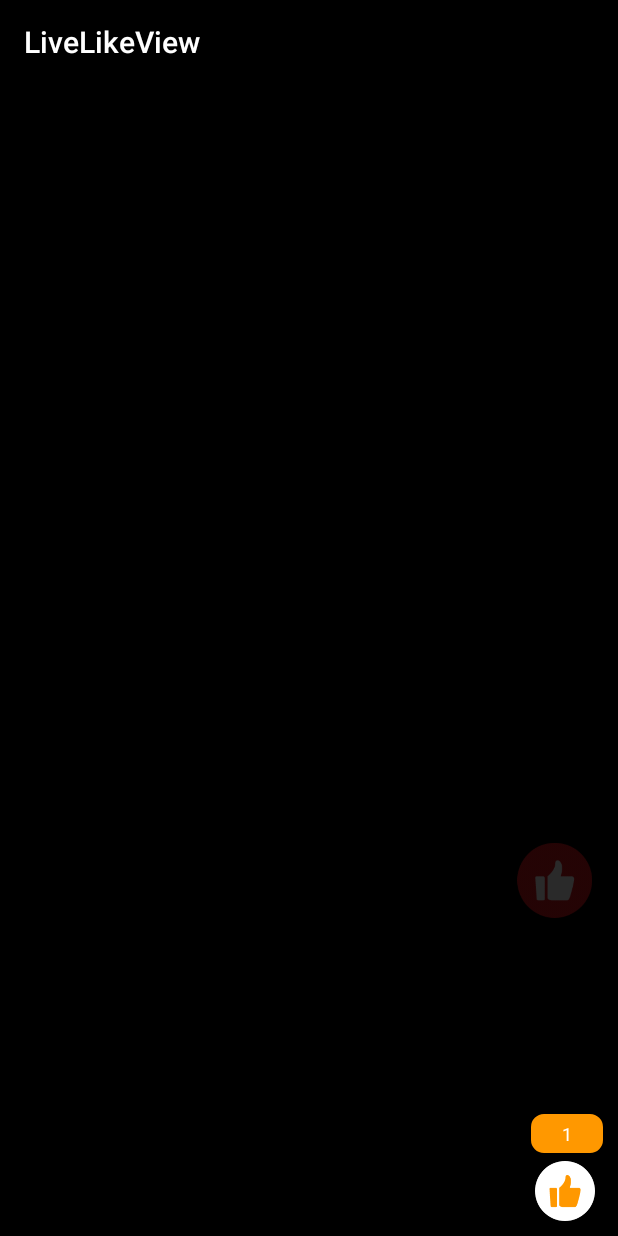
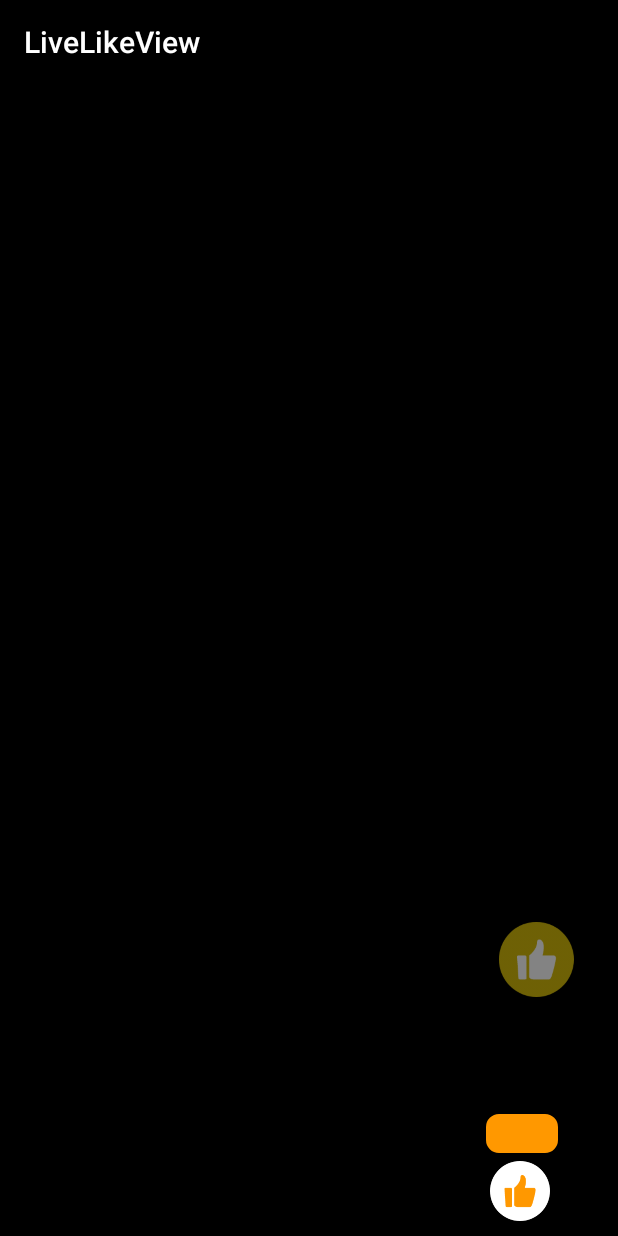
Before and after one commit to wangjianxiandev/LiveLikeView, an Android app: the screen it shows after launch (MainActivity), after a tap on an icon or button, on a phone screen of 412 x 824 dp. Run offline under Robolectric (Android 15) with nearby library versions, the phone set to English and light mode, and no system bars.

Commit message:
完善例子

```diff
--- a/app/src/main/java/com/wjx/android/livelikeview/MainActivity.kt
+++ b/app/src/main/java/com/wjx/android/livelikeview/MainActivity.kt
@@ -10,11 +10,11 @@ class MainActivity : AppCompatActivity() {
     override fun onCreate(savedInstanceState: Bundle?) {
         super.onCreate(savedInstanceState)
         setContentView(R.layout.activity_main)
-//        initView()
+        initView()
         live_view_single.setOnClickListener({
             clickCount++
             live_view.addLikeView()
-            click_count.setText(clickCount.toString())
+//            click_count.setText(clickCount.toString())
         })
     }
 
--- a/app/src/main/res/layout/activity_main.xml
+++ b/app/src/main/res/layout/activity_main.xml
@@ -11,11 +11,11 @@
         android:id="@+id/live_view"
         android:layout_width="100dp"
         android:layout_height="200dp"
+        app:default_image="@drawable/zan0"
         app:enter_duration="1500"
         app:curve_duration="4500"
         android:layout_above="@id/click_count"
         android:layout_alignParentRight="true"
-        android:layout_marginBottom="5dp"
         android:layout_marginEnd="10dp"/>
 
     <TextView
@@ -31,7 +31,7 @@
         android:layout_above="@id/live_view_single"
         android:layout_alignParentRight="true"
         android:layout_marginBottom="5dp"
-        android:layout_marginEnd="10dp"/>
+        android:layout_marginEnd="40dp"/>
 
     <Button
         android:id="@+id/live_view_single"
@@ -42,5 +42,5 @@
         android:layout_alignParentBottom="true"
         android:layout_alignParentRight="true"
         android:layout_marginBottom="10dp"
-        android:layout_marginEnd="15dp"/>
+        android:layout_marginEnd="45dp"/>
 </RelativeLayout>
--- a/likeview/src/main/java/com/wjx/android/likeview/LikeView.kt
+++ b/likeview/src/main/java/com/wjx/android/likeview/LikeView.kt
@@ -24,13 +24,11 @@ class LikeView @JvmOverloads constructor(
     private var mLikeDrawables: MutableList<Int>? = null
     private var mLayoutParams: LayoutParams? = null
     private var mLikeViewPathAnimator: LikeViewPathAnimator? = null
-    private var isUseDefault = false;
     private fun init(defaultFavor: Int, enterDuration: Int, curveDuration: Int) {
         var defaultFavor = defaultFavor
         mLikeDrawables = ArrayList()
         if (defaultFavor == -1) {
             defaultFavor = R.drawable.zan0
-            isUseDefault = true
         }
         val drawable: Drawable = BitmapDrawable(
             resources,
@@ -41,7 +39,7 @@ class LikeView @JvmOverloads constructor(
         val picHeight = drawable.intrinsicHeight
 
         // 初始化布局参数
-        mLayoutParams = LayoutParams(picWidth - 10, picHeight - 10)
+        mLayoutParams = LayoutParams(picWidth+10, picHeight+10)
         mLayoutParams!!.addRule(CENTER_HORIZONTAL)
         mLayoutParams!!.addRule(ALIGN_PARENT_BOTTOM)
         mLikeViewPathAnimator = LikeViewPathAnimator(enterDuration, curveDuration)
@@ -72,7 +70,7 @@ class LikeView @JvmOverloads constructor(
 
     fun addLikeView() {
         val likeView = ImageView(context)
-        likeView.setImageResource( if (isUseDefault) R.drawable.zan0 else
+        likeView.setImageResource(
             mLikeDrawables!![mLikeViewPathAnimator!!.mRandom.nextInt(
                 mLikeDrawables!!.size
             )]
--- a/likeview/src/main/java/com/wjx/android/likeview/LikeViewPathAnimator.kt
+++ b/likeview/src/main/java/com/wjx/android/likeview/LikeViewPathAnimator.kt
@@ -75,7 +75,6 @@ class LikeViewPathAnimator internal constructor(enterDuration: Int, curveDuratio
         enterAnimation.setInterpolator(CustomScaleInterpolator(0.5f))
         enterAnimation.playTogether(alpha, scaleX, scaleY)
         enterAnimation.duration = mEnterDuration.toLong()
-        enterAnimation.setTarget(target)
         return enterAnimation
     }
 
@@ -96,19 +95,18 @@ class LikeViewPathAnimator internal constructor(enterDuration: Int, curveDuratio
                 (mViewHeight - mPicHeight).toFloat()
             ),
             PointF(
-                (mViewWidth / 2 + (if (mRandom.nextBoolean()) 1 else -1) * mRandom.nextInt(100)).toFloat(),
+                ((mViewWidth - mPicWidth)/ 2 + (if (mRandom.nextBoolean()) 1 else -1) * mRandom.nextInt(100)).toFloat(),
                 0.0f
             )
         )
-        valueAnimator.duration = 3000
+        valueAnimator.duration = mCurveDuration.toLong()
         valueAnimator.addUpdateListener({
             val pointF = it.animatedValue as PointF
             target.setX(pointF.x)
             target.setY(pointF.y)
-            // 改变对象的透明度
+            // 跟随属性动画执行进度改变对象的透明度
             ViewCompat.setAlpha(target, 1 - it.animatedFraction)
         })
-        valueAnimator.setTarget(target)
 
         return valueAnimator
     }
```
Also changed, not shown: 1 other file.
